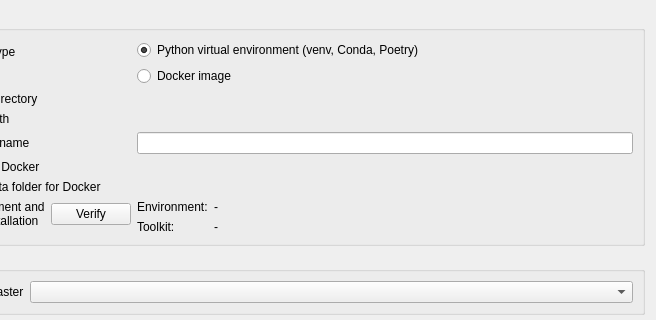
GispoCoding/eis_qgis_plugin, file eis_qgis_plugin/resources/ui/wizard_settings.ui: the form before one commit; both pictures show x 101 to 757 and y 0 to 320 of the 757 by 836 pixel window.
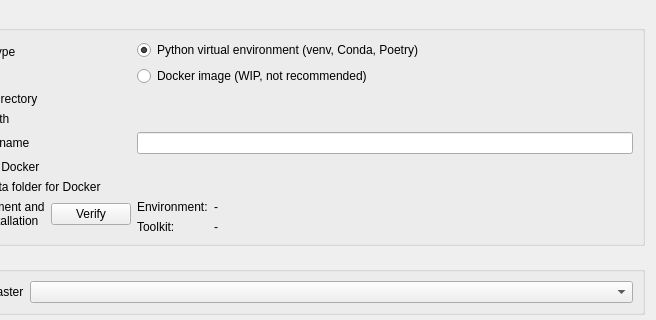
The form after the commit. Custom widgets are drawn as their Qt base class.

```diff
--- a/eis_qgis_plugin/resources/ui/wizard_settings.ui
+++ b/eis_qgis_plugin/resources/ui/wizard_settings.ui
@@ -51,7 +51,7 @@
         <item>
          <widget class="QRadioButton" name="docker_selection">
           <property name="text">
-           <string>Docker image</string>
+           <string>Docker image (WIP, not recommended)</string>
           </property>
          </widget>
         </item>
```
